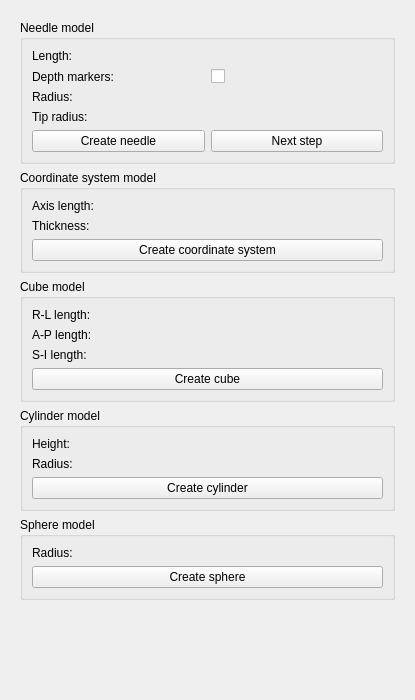
Before: the Qt Designer form CreateModels/Resources/UI/qSlicerCreateModelsModule.ui in ckho65536/CUHKSlicerIGT, drawn with Qt 5.
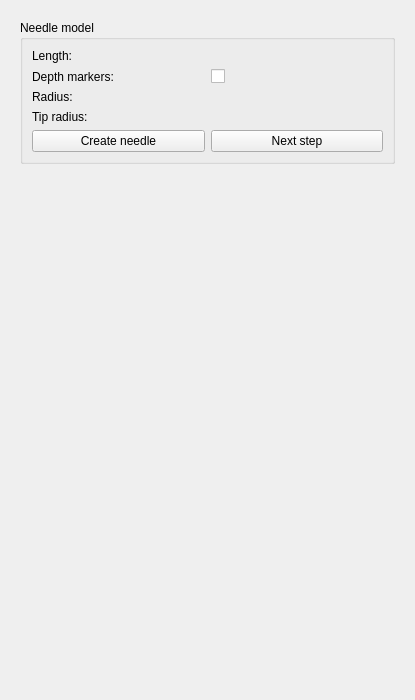
After: the same form once the commit is applied. Custom widgets are drawn as their Qt base class.

Commit message: Remove unused UI

What changed in the file:
```diff
--- a/CreateModels/Resources/UI/qSlicerCreateModelsModule.ui
+++ b/CreateModels/Resources/UI/qSlicerCreateModelsModule.ui
@@ -154,257 +154,6 @@
         </layout>
        </widget>
       </item>
-      <item row="1" column="0" colspan="2">
-       <widget class="ctkCollapsibleGroupBox" name="CollapsibleGroupBox_2">
-        <property name="title">
-         <string>Coordinate system model</string>
-        </property>
-        <layout class="QGridLayout" name="gridLayout_2">
-         <item row="2" column="0" colspan="2">
-          <widget class="QPushButton" name="CreateCoordinateButton">
-           <property name="sizePolicy">
-            <sizepolicy hsizetype="Expanding" vsizetype="Fixed">
-             <horstretch>0</horstretch>
-             <verstretch>0</verstretch>
-            </sizepolicy>
-           </property>
-           <property name="text">
-            <string>Create coordinate system</string>
-           </property>
-          </widget>
-         </item>
-         <item row="0" column="0">
-          <widget class="QLabel" name="label_21">
-           <property name="text">
-            <string>Axis length: </string>
-           </property>
-          </widget>
-         </item>
-         <item row="1" column="0">
-          <widget class="QLabel" name="label_19">
-           <property name="text">
-            <string>Thickness: </string>
-           </property>
-          </widget>
-         </item>
-         <item row="1" column="1">
-          <widget class="qMRMLSpinBox" name="CAxisThicknessSpinBox" native="true">
-           <property name="maximum" stdset="0">
-            <double>200.000000000000000</double>
-           </property>
-           <property name="value" stdset="0">
-            <double>2.000000000000000</double>
-           </property>
-           <property name="quantity" stdset="0">
-            <string>length</string>
-           </property>
-          </widget>
-         </item>
-         <item row="0" column="1">
-          <widget class="qMRMLSpinBox" name="CAxisLengthSpinBox" native="true">
-           <property name="maximum" stdset="0">
-            <double>10000.000000000000000</double>
-           </property>
-           <property name="value" stdset="0">
-            <double>20.000000000000000</double>
-           </property>
-           <property name="quantity" stdset="0">
-            <string>length</string>
-           </property>
-          </widget>
-         </item>
-        </layout>
-       </widget>
-      </item>
-      <item row="2" column="0" colspan="2">
-       <widget class="ctkCollapsibleGroupBox" name="CollapsibleGroupBox_3">
-        <property name="title">
-         <string>Cube model</string>
-        </property>
-        <layout class="QGridLayout" name="gridLayout_3">
-         <item row="1" column="1">
-          <widget class="qMRMLSpinBox" name="CubeALength" native="true">
-           <property name="maximum" stdset="0">
-            <double>10000.000000000000000</double>
-           </property>
-           <property name="value" stdset="0">
-            <double>10.000000000000000</double>
-           </property>
-           <property name="quantity" stdset="0">
-            <string>length</string>
-           </property>
-          </widget>
-         </item>
-         <item row="0" column="0">
-          <widget class="QLabel" name="label_5">
-           <property name="text">
-            <string>R-L length: </string>
-           </property>
-          </widget>
-         </item>
-         <item row="3" column="0" colspan="2">
-          <widget class="QPushButton" name="CreateCubeButton">
-           <property name="sizePolicy">
-            <sizepolicy hsizetype="Expanding" vsizetype="Fixed">
-             <horstretch>0</horstretch>
-             <verstretch>0</verstretch>
-            </sizepolicy>
-           </property>
-           <property name="text">
-            <string>Create cube</string>
-           </property>
-          </widget>
-         </item>
-         <item row="2" column="0">
-          <widget class="QLabel" name="label_9">
-           <property name="text">
-            <string>S-I length: </string>
-           </property>
-          </widget>
-         </item>
-         <item row="1" column="0">
-          <widget class="QLabel" name="label_7">
-           <property name="text">
-            <string>A-P length: </string>
-           </property>
-          </widget>
-         </item>
-         <item row="0" column="1">
-          <widget class="qMRMLSpinBox" name="CubeRLength" native="true">
-           <property name="maximum" stdset="0">
-            <double>10000.000000000000000</double>
-           </property>
-           <property name="value" stdset="0">
-            <double>10.000000000000000</double>
-           </property>
-           <property name="quantity" stdset="0">
-            <string>length</string>
-           </property>
-          </widget>
-         </item>
-         <item row="2" column="1">
-          <widget class="qMRMLSpinBox" name="CubeSLength" native="true">
-           <property name="maximum" stdset="0">
-            <double>10000.000000000000000</double>
-           </property>
-           <property name="value" stdset="0">
-            <double>10.000000000000000</double>
-           </property>
-           <property name="quantity" stdset="0">
-            <string>length</string>
-           </property>
-          </widget>
-         </item>
-        </layout>
-       </widget>
-      </item>
-      <item row="3" column="0" colspan="2">
-       <widget class="ctkCollapsibleGroupBox" name="CollapsibleGroupBox_4">
-        <property name="title">
-         <string>Cylinder model</string>
-        </property>
-        <layout class="QGridLayout" name="gridLayout_4">
-         <item row="0" column="1">
-          <widget class="qMRMLSpinBox" name="CylinderHeight" native="true">
-           <property name="maximum" stdset="0">
-            <double>10000.000000000000000</double>
-           </property>
-           <property name="value" stdset="0">
-            <double>40.000000000000000</double>
-           </property>
-           <property name="quantity" stdset="0">
-            <string>length</string>
-           </property>
-          </widget>
-         </item>
-         <item row="2" column="0" colspan="2">
-          <widget class="QPushButton" name="CreateCylinderButton">
-           <property name="sizePolicy">
-            <sizepolicy hsizetype="Expanding" vsizetype="Fixed">
-             <horstretch>0</horstretch>
-             <verstretch>0</verstretch>
-            </sizepolicy>
-           </property>
-           <property name="text">
-            <string>Create cylinder</string>
-           </property>
-          </widget>
-         </item>
-         <item row="0" column="0">
-          <widget class="QLabel" name="label_11">
-           <property name="text">
-            <string>Height: </string>
-           </property>
-          </widget>
-         </item>
-         <item row="1" column="1">
-          <widget class="qMRMLSpinBox" name="CylinderRadius" native="true">
-           <property name="maximum" stdset="0">
-            <double>10000.000000000000000</double>
-           </property>
-           <property name="value" stdset="0">
-            <double>10.000000000000000</double>
-           </property>
-           <property name="quantity" stdset="0">
-            <string>length</string>
-           </property>
-          </widget>
-         </item>
-         <item row="1" column="0">
-          <widget class="QLabel" name="label_13">
-           <property name="text">
-            <string>Radius: </string>
-           </property>
-          </widget>
-         </item>
-        </layout>
-       </widget>
-      </item>
-      <item row="4" column="0" colspan="2">
-       <widget class="ctkCollapsibleGroupBox" name="CollapsibleGroupBox_5">
-        <property name="title">
-         <string>Sphere model</string>
-        </property>
-        <layout class="QGridLayout" name="gridLayout_5">
-         <item row="1" column="0" colspan="2">
-          <widget class="QPushButton" name="CreateSphereButton">
-           <property name="sizePolicy">
-            <sizepolicy hsizetype="Expanding" vsizetype="Fixed">
-             <horstretch>0</horstretch>
-             <verstretch>0</verstretch>
-            </sizepolicy>
-           </property>
-           <property name="text">
-            <string>Create sphere</string>
-           </property>
-          </widget>
-         </item>
-         <item row="0" column="1">
-          <widget class="qMRMLSpinBox" name="SphereRadius" native="true">
-           <property name="maximum" stdset="0">
-            <double>10000.000000000000000</double>
-           </property>
-           <property name="singleStep" stdset="0">
-            <double>1.000000000000000</double>
-           </property>
-           <property name="value" stdset="0">
-            <double>10.000000000000000</double>
-           </property>
-           <property name="quantity" stdset="0">
-            <string>length</string>
-           </property>
-          </widget>
-         </item>
-         <item row="0" column="0">
-          <widget class="QLabel" name="label_16">
-           <property name="text">
-            <string>Radius:</string>
-           </property>
-          </widget>
-         </item>
-        </layout>
-       </widget>
-      </item>
      </layout>
     </widget>
    </item>
```
Left out of the diff: 136 changed lines with no effect on the pictures.
